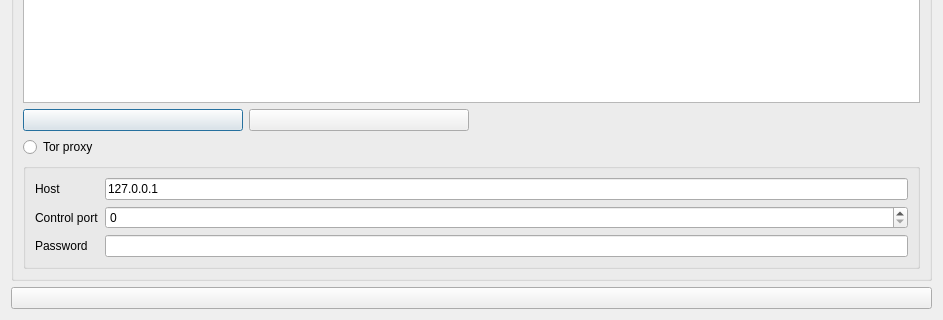
stereomatchingkiss/QImageScraper, file ui/proxy_settings.ui: the form before one commit; both pictures show x 0 to 943 and y 224 to 544 of the 943 by 544 pixel window.
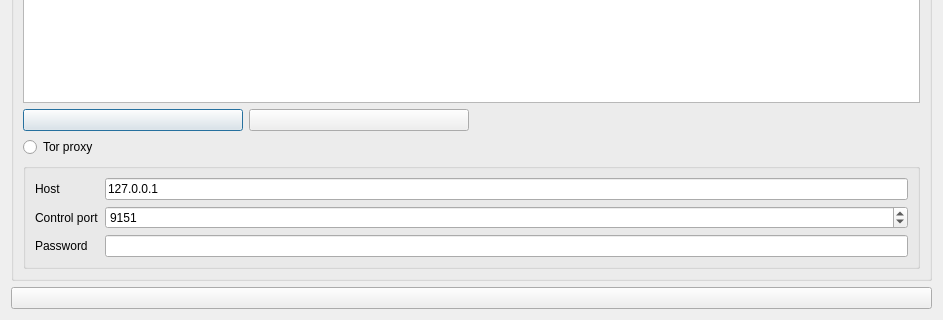
The form after the commit. Icons and pictures are not drawn.

Commit message: set default port value

```diff
--- a/ui/proxy_settings.ui
+++ b/ui/proxy_settings.ui
@@ -112,6 +112,9 @@
            <property name="maximum">
             <number>65535</number>
            </property>
+           <property name="value">
+            <number>9151</number>
+           </property>
           </widget>
          </item>
          <item row="0" column="0">
```
